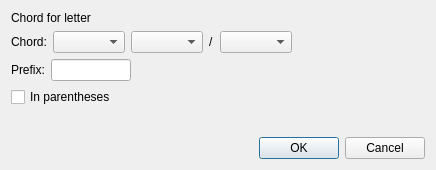
Above: src/softchordeditor_chord_dialog.ui from matvey83/softChord before the change. Below: the same form after it.
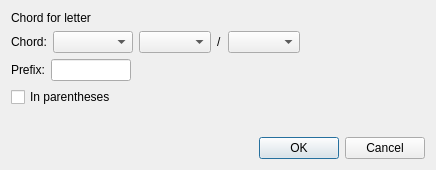
That is the form after the change.

Commit message: Fixed a bug where the note menu text would get cut off on Windows.

```diff
--- a/src/softchordeditor_chord_dialog.ui
+++ b/src/softchordeditor_chord_dialog.ui
@@ -31,7 +31,14 @@
       </widget>
      </item>
      <item>
-      <widget class="QComboBox" name="note_menu"/>
+      <widget class="QComboBox" name="note_menu">
+       <property name="minimumSize">
+        <size>
+         <width>80</width>
+         <height>0</height>
+        </size>
+       </property>
+      </widget>
      </item>
      <item>
       <widget class="QComboBox" name="chord_type_menu"/>
```
